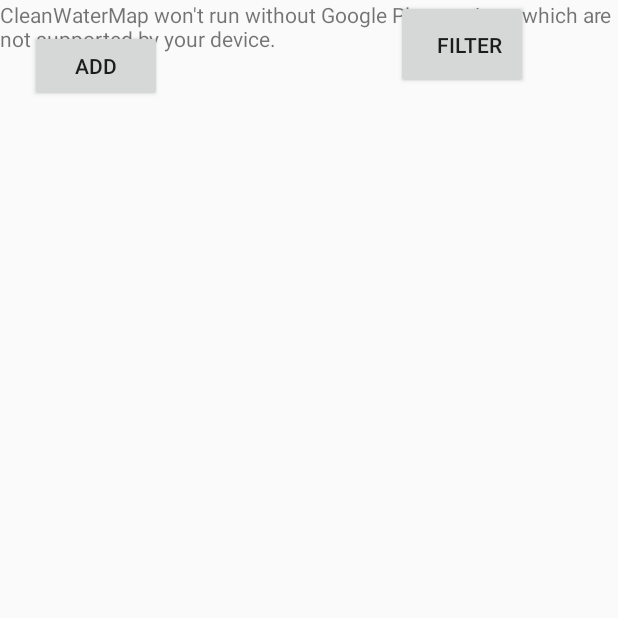
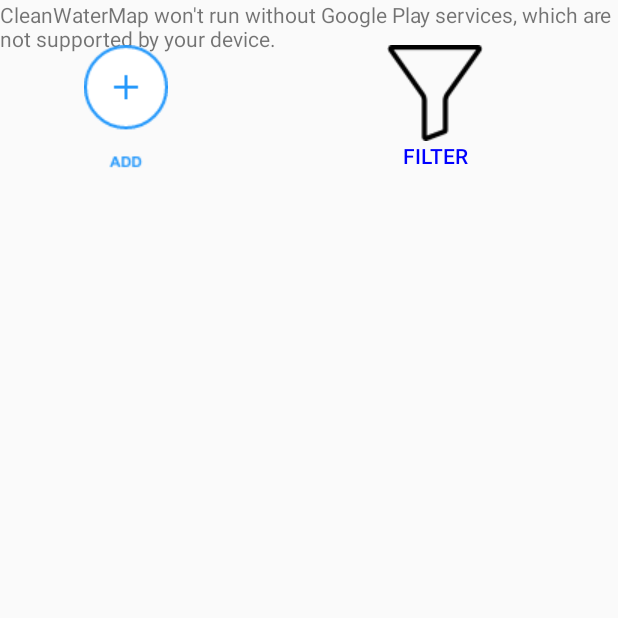
Before and after one commit to rufinq/CleanWaterMap, an Android app: the screen it shows after launch (MapsActivity), on a phone screen of 412 x 824 dp, the top half of it. Run offline under Robolectric (Android 15) with nearby library versions, the phone set to English and light mode, and no system bars; our stand-ins replace RxJava, Timber; libraries missing offline, so code that uses them is left out: com.jakewharton.threetenabp, com.tbruyelle.rxpermissions2, es.dmoral.toasty; 1 statement that could not run was skipped.

Commit message:
Add icons for Add and filter button

```diff
--- a/app/src/main/res/layout/activity_maps.xml
+++ b/app/src/main/res/layout/activity_maps.xml
@@ -12,23 +12,26 @@
         android:layout_width="wrap_content"
         android:layout_height="wrap_content"
         android:layout_gravity="start|top"
-        android:text="Add"
         android:padding="10dp"
         android:layout_marginTop="20dp"
-        android:layout_marginStart="20dp"
-
-        android:onClick="addButtonPressed">
+        android:layout_marginStart="40dp"
+        android:drawableTop="@drawable/smallest_plus"
+        android:onClick="addButtonPressed"
+        android:background="#0000">
     </Button>
 
     <Button
         android:layout_width="wrap_content"
         android:layout_height="wrap_content"
-        android:layout_gravity="right|top"
-        android:text="Filter"
-        android:padding="20dp"
+        android:layout_gravity="end|top"
+        android:text="@string/filter"
+        android:textColor="#0000FF"
+        android:padding="30dp"
         android:layout_marginEnd="60dp"
-        android:paddingEnd="10dp"
-        android:onClick="filterButtonPressed">
+        android:drawableTop="@drawable/filter_icon"
+        android:background="#0000"
+        android:onClick="filterButtonPressed"
+        >
     </Button>
 
 </fragment>
--- a/app/src/main/res/layout/activity_water_provider_description.xml
+++ b/app/src/main/res/layout/activity_water_provider_description.xml
@@ -19,7 +19,7 @@
         android:contentDescription="TODO" />
 
     <Button
-        android:id="@+id/update "
+        android:id="@+id/updateButton"
         android:layout_width="wrap_content"
         android:layout_height="wrap_content"
         android:layout_alignParentStart="true"
--- a/app/src/main/res/values/strings.xml
+++ b/app/src/main/res/values/strings.xml
@@ -3,4 +3,6 @@
     <string name="title_activity_maps">Map</string>
     <string name="CleanWaterMap">CleanWaterMap</string>
     <string name="PPM">PPM</string>
+    <string name="add">Add</string>
+    <string name="filter">Filter</string>
 </resources>
```
Also changed, not shown: app/src/main/res/drawable/filter_icon.png (added), app/src/main/res/drawable/smallest_plus.png (added).
